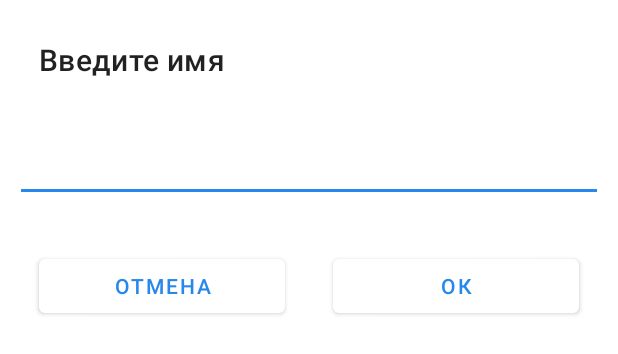
After one commit to Alox1d/vkvoicenotes, an Android app: the layout dialog_set_file_name.xml on its own in the app's theme, with its tools: preview values and no code run, on a phone screen of 412 x 824 dp. The commit adds this screen. Shown: the top 354 px of the screen. Run offline under Robolectric (Android 15) with nearby library versions, the phone set to English and light mode, and no system bars.

Commit message:
Added set voice file name dialog & refactor

```diff
--- a/app/src/main/java/com/alox1d/vkvoicenotes/presentation/viewmodel/VoiceListViewModel.kt
+++ b/app/src/main/java/com/alox1d/vkvoicenotes/presentation/viewmodel/VoiceListViewModel.kt
@@ -44,6 +44,7 @@ class VoiceListViewModel (
 
     val playlistData = MutableLiveData<List<VoiceNote>>()
     var recording = MutableLiveData(false)
+    var isNameSet = MutableLiveData(false)
 
     fun saveSongData(note: VoiceNote) {
         saveAudioDataUseCase.saveNoteItem(note)
--- /dev/null
+++ b/app/src/main/res/layout/dialog_set_file_name.xml
@@ -0,0 +1,54 @@
+<layout>
+<LinearLayout xmlns:android="http://schemas.android.com/apk/res/android"
+    android:id="@+id/layout_root"
+    android:layout_width="fill_parent"
+    android:layout_height="fill_parent"
+    android:orientation="vertical"
+    android:padding="10dp" >
+
+    <TextView
+        android:id="@+id/textView1"
+
+        android:layout_width="wrap_content"
+        android:layout_height="wrap_content"
+        android:layout_margin="16dp"
+        android:text="Введите имя"
+        style="@style/TextAppearance.MaterialComponents.Headline6"
+        />
+
+    <EditText
+        android:id="@+id/editTextDialogUserInput"
+        android:layout_width="match_parent"
+        android:layout_height="wrap_content"
+        android:layout_marginTop="20dp">
+        android:layout_margin="16dp"
+
+        <requestFocus />
+
+    </EditText>
+    <LinearLayout
+        android:layout_width="match_parent"
+        android:layout_height="wrap_content"
+        android:orientation="horizontal"
+        android:weightSum="2"
+        android:layout_marginTop="16dp">
+        <Button
+            android:id="@+id/save_cancel"
+            android:layout_width="match_parent"
+            android:layout_height="wrap_content"
+            android:text="Отмена"
+            android:layout_margin="16dp"
+
+            android:layout_weight="1"/>
+        <Button
+            android:layout_margin="16dp"
+
+            android:id="@+id/save_ok"
+            android:layout_width="match_parent"
+            android:layout_height="wrap_content"
+            android:text="Ок"
+            android:layout_weight="1"/>
+    </LinearLayout>
+
+</LinearLayout>
+</layout>
```
Also changed, not shown: app/src/main/java/com/alox1d/vkvoicenotes/presentation/screen/VoiceListActivity.kt (+59 -19 lines).
